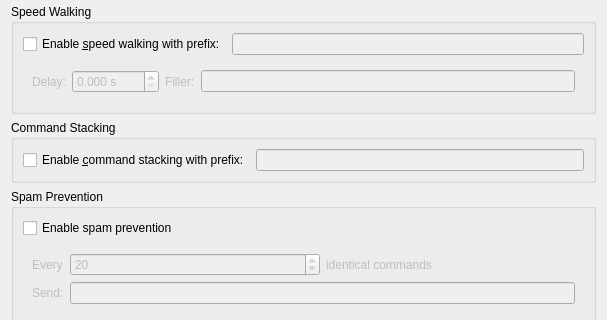
Before: the Qt Designer form smushclient-qt/cpp/ui/prefs/commands.ui in jnbooth/smushclient, drawn with Qt 5; both pictures show x 0 to 607 and y 154 to 474 of the 607 by 848 pixel window.
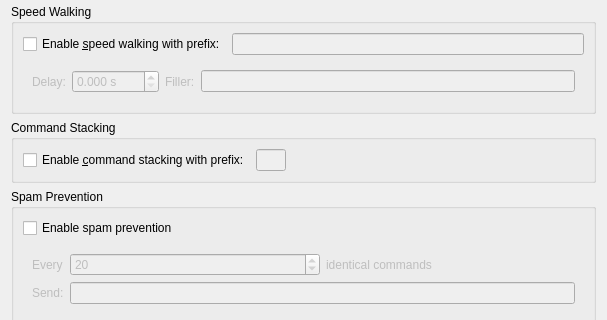
After: the same form once the commit is applied. Custom widgets are drawn as their Qt base class.

Commit message: command stacking

The edit to the form file:
```diff
--- a/smushclient-qt/cpp/ui/prefs/commands.ui
+++ b/smushclient-qt/cpp/ui/prefs/commands.ui
@@ -200,11 +200,36 @@
             <property name="enabled">
              <bool>false</bool>
             </property>
+            <property name="sizePolicy">
+             <sizepolicy hsizetype="Fixed" vsizetype="Fixed">
+              <horstretch>0</horstretch>
+              <verstretch>0</verstretch>
+             </sizepolicy>
+            </property>
+            <property name="maximumSize">
+             <size>
+              <width>30</width>
+              <height>16777215</height>
+             </size>
+            </property>
             <property name="maxLength">
              <number>1</number>
             </property>
            </widget>
           </item>
+          <item>
+           <spacer name="horizontalSpacer_2">
+            <property name="orientation">
+             <enum>Qt::Orientation::Horizontal</enum>
+            </property>
+            <property name="sizeHint" stdset="0">
+             <size>
+              <width>500</width>
+              <height>20</height>
+             </size>
+            </property>
+           </spacer>
+          </item>
          </layout>
         </widget>
        </item>
```
Left out of the diff: 4 changed lines with no effect on the pictures. The commit also changes 9 other files.
